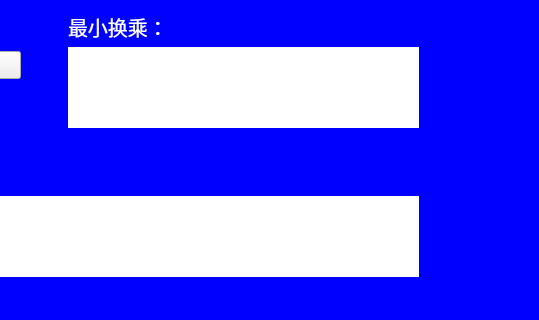
ShawniLee/routeDesignByDijkstra, file SubwayForQt/SubwayForQt.ui: the form before one commit; both pictures show x 292 to 831 and y 209 to 529 of the 831 by 623 pixel window.
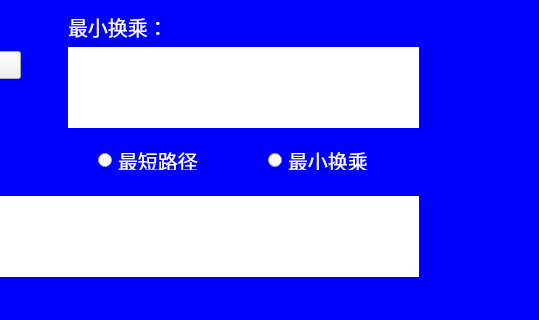
The form after the commit.

The edit to the form file:
```diff
--- a/SubwayForQt/SubwayForQt.ui
+++ b/SubwayForQt/SubwayForQt.ui
@@ -1045,6 +1045,38 @@
      <string>关闭</string>
     </property>
    </widget>
+   <widget class="QRadioButton" name="PathRadio">
+    <property name="geometry">
+     <rect>
+      <x>390</x>
+      <y>360</y>
+      <width>115</width>
+      <height>19</height>
+     </rect>
+    </property>
+    <property name="styleSheet">
+     <string notr="true">color:white;font-size:20px;</string>
+    </property>
+    <property name="text">
+     <string>最短路径</string>
+    </property>
+   </widget>
+   <widget class="QRadioButton" name="TranRadio">
+    <property name="geometry">
+     <rect>
+      <x>560</x>
+      <y>360</y>
+      <width>115</width>
+      <height>19</height>
+     </rect>
+    </property>
+    <property name="styleSheet">
+     <string notr="true">color:white;font-size:20px;</string>
+    </property>
+    <property name="text">
+     <string>最小换乘</string>
+    </property>
+   </widget>
   </widget>
  </widget>
  <layoutdefault spacing="6" margin="11"/>
```
